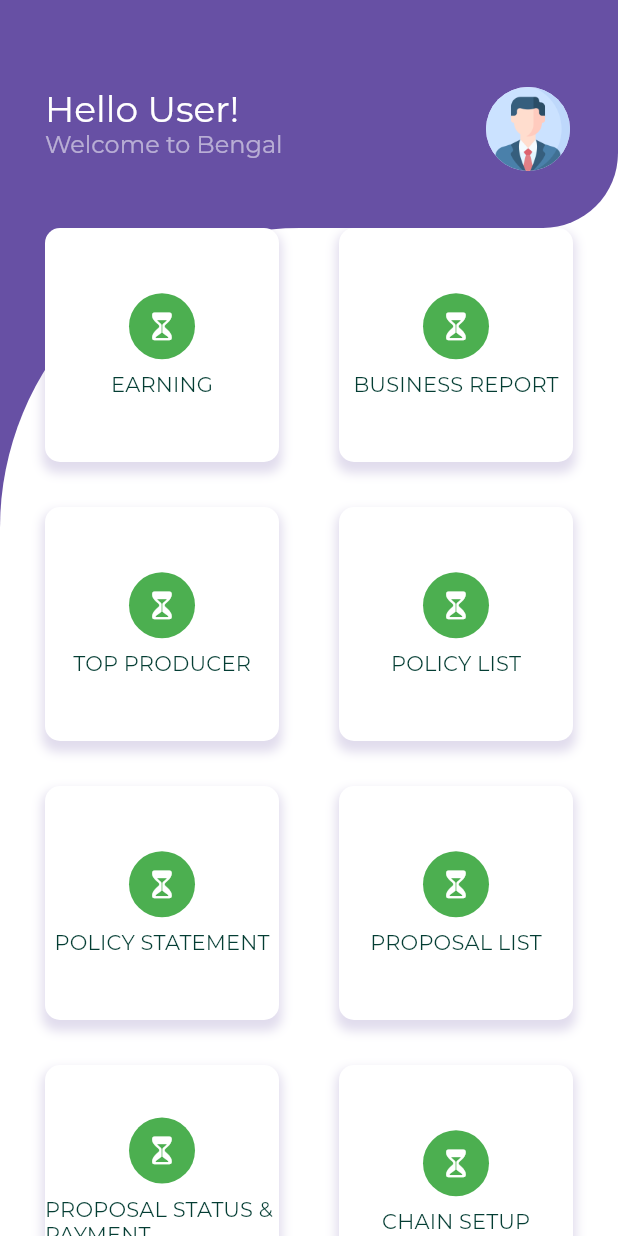
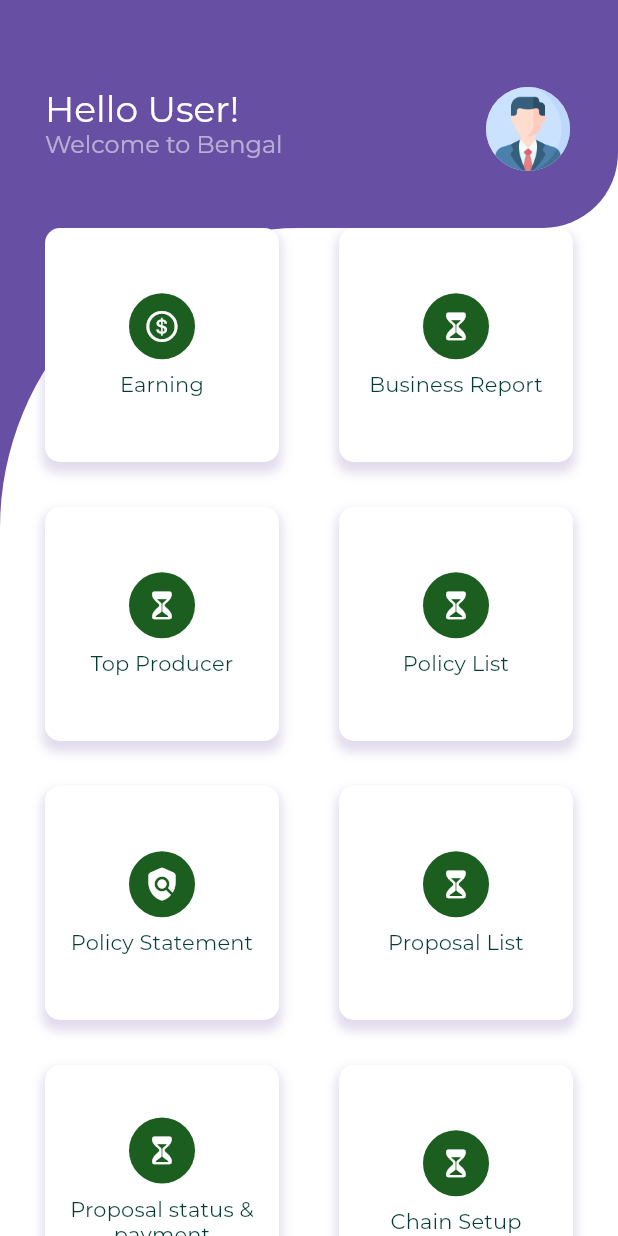
Before and after one commit to sh4k4w4t/bengal_islami_life_insurance_multiplatform_application, a Flutter app: the screen it shows after launch, on a phone screen of 412 x 824 dp. Run offline on Flutter 3.47's test engine with Material 2 defaults, Android fonts, the phone set to English and light mode, and no system bars; our stand-ins replace bloc, equatable, flutter_bloc, get.

Commit message:
all plans works

```diff
--- /dev/null
+++ b/lib/constants/urls_assets.dart
@@ -0,0 +1,6 @@
+class UrlsAssets {
+  const UrlsAssets._();
+
+  static const plan_lists =
+      "https://www.bilil.net:8999/api/common-dropdowns/plan-list?columns=Table,Name";
+}
--- /dev/null
+++ b/lib/models/all_plans.dart
@@ -0,0 +1,18 @@
+class Plans {
+  String? table;
+  String? name;
+
+  Plans({required this.table, required this.name});
+
+  Plans.fromJson(Map<String, dynamic> json) {
+    table = json['Table'];
+    name = json['Name'];
+  }
+
+  Map<String, dynamic> toJson() {
+    final Map<String, dynamic> data = new Map<String, dynamic>();
+    data['Table'] = this.table;
+    data['Name'] = this.name;
+    return data;
+  }
+}
--- a/lib/ui/dashboard.dart
+++ b/lib/ui/dashboard.dart
@@ -1,5 +1,7 @@
+import 'package:bengal_islami_life_insurance/ui/all_plans.dart';
 import 'package:flutter/cupertino.dart';
 import 'package:flutter/material.dart';
+import 'package:get/get.dart';
 
 class Dashboard extends StatefulWidget {
   const Dashboard({Key? key}) : super(key: key);
@@ -68,78 +70,80 @@ class _DashboardState extends State<Dashboard> {
                 children: [
                   GestureDetector(
                     onTap: () {},
-                    child: itemDashboard(
-                        "Earning", CupertinoIcons.hourglass, Colors.green),
+                    child: itemDashboard("Earning",
+                        CupertinoIcons.money_dollar_circle, Colors.green[900]!),
                   ),
                   GestureDetector(
                     onTap: () {},
                     child: itemDashboard("Business Report",
-                        CupertinoIcons.hourglass, Colors.green),
+                        CupertinoIcons.hourglass, Colors.green[900]!),
                   ),
                   GestureDetector(
                     onTap: () {},
-                    child: itemDashboard(
-                        "Top Producer", CupertinoIcons.hourglass, Colors.green),
+                    child: itemDashboard("Top Producer",
+                        CupertinoIcons.hourglass, Colors.green[900]!),
                   ),
                   GestureDetector(
                     onTap: () {},
-                    child: itemDashboard(
-                        "Policy List", CupertinoIcons.hourglass, Colors.green),
+                    child: itemDashboard("Policy List",
+                        CupertinoIcons.hourglass, Colors.green[900]!),
                   ),
                   GestureDetector(
                     onTap: () {},
                     child: itemDashboard("Policy Statement",
-                        CupertinoIcons.hourglass, Colors.green),
+                        Icons.policy_rounded, Colors.green[900]!),
                   ),
                   GestureDetector(
                     onTap: () {},
                     child: itemDashboard("Proposal List",
-                        CupertinoIcons.hourglass, Colors.green),
+                        CupertinoIcons.hourglass, Colors.green[900]!),
                   ),
                   GestureDetector(
                     onTap: () {},
                     child: itemDashboard("Proposal status & payment",
-                        CupertinoIcons.hourglass, Colors.green),
+                        CupertinoIcons.hourglass, Colors.green[900]!),
                   ),
                   GestureDetector(
                     onTap: () {},
-                    child: itemDashboard(
-                        "Chain Setup", CupertinoIcons.hourglass, Colors.green),
+                    child: itemDashboard("Chain Setup",
+                        CupertinoIcons.hourglass, Colors.green[900]!),
+                  ),
+                  GestureDetector(
+                    onTap: () {
+                      Get.to(IndividualPlans());
+                    },
+                    child: itemDashboard("All Plans",
+                        Icons.production_quantity_limits, Colors.green[900]!),
                   ),
                   GestureDetector(
                     onTap: () {},
-                    child: itemDashboard(
-                        "All Plans", CupertinoIcons.hourglass, Colors.green),
-                  ),
-                  GestureDetector(
-                    onTap: () {},
-                    child: itemDashboard(
-                        "Pay Premium", CupertinoIcons.hourglass, Colors.green),
+                    child: itemDashboard("Pay Premium",
+                        Icons.attach_money_rounded, Colors.green[900]!),
                   ),
                   GestureDetector(
                     onTap: () {},
                     child: itemDashboard("Premium Calculator",
-                        CupertinoIcons.hourglass, Colors.green),
+                        Icons.calculate_outlined, Colors.green[900]!),
                   ),
                   GestureDetector(
                     onTap: () {},
                     child: itemDashboard("Branch Office",
-                        CupertinoIcons.hourglass, Colors.green),
+                        CupertinoIcons.hourglass, Colors.green[900]!),
                   ),
                   GestureDetector(
                     onTap: () {},
                     child: itemDashboard("Network Hospital",
-                        CupertinoIcons.hourglass, Colors.green),
+                        CupertinoIcons.hourglass, Colors.green[900]!),
                   ),
                   GestureDetector(
                     onTap: () {},
-                    child: itemDashboard(
-                        "Contact Us", CupertinoIcons.hourglass, Colors.green),
+                    child: itemDashboard("Contact Us", CupertinoIcons.hourglass,
+                        Colors.green[900]!),
                   ),
                   GestureDetector(
                     onTap: () {},
-                    child: itemDashboard(
-                        "All Setting", CupertinoIcons.hourglass, Colors.green),
+                    child: itemDashboard("All Setting",
+                        CupertinoIcons.hourglass, Colors.green[900]!),
                   ),
                 ],
               ),
@@ -172,7 +176,8 @@ class _DashboardState extends State<Dashboard> {
                 child: Icon(iconData, color: Colors.white)),
             const SizedBox(height: 8),
             Text(
-              title.toUpperCase(),
+              title,
+              textAlign: TextAlign.center,
               style: Theme.of(context).textTheme.titleSmall,
             )
           ],
--- a/pubspec.yaml
+++ b/pubspec.yaml
@@ -50,6 +50,8 @@ dependencies:
   flutter_html: ^3.0.0-alpha.6
   flutter_svg: ^1.1.5
   get: ^4.6.5
+  flutter_bloc: ^8.1.2
+  equatable: ^2.0.5
 
 dev_dependencies:
   flutter_test:
```
Also changed, not shown: lib/networks/all_plans.dart (added, +29 -0 lines), lib/services/all_plans/all_plans_cubit.dart (added, +25 -0 lines), lib/services/all_plans/all_plans_state.dart (added, +32 -0 lines), lib/ui/all_plans.dart (added, +74 -0 lines), pubspec.lock.
